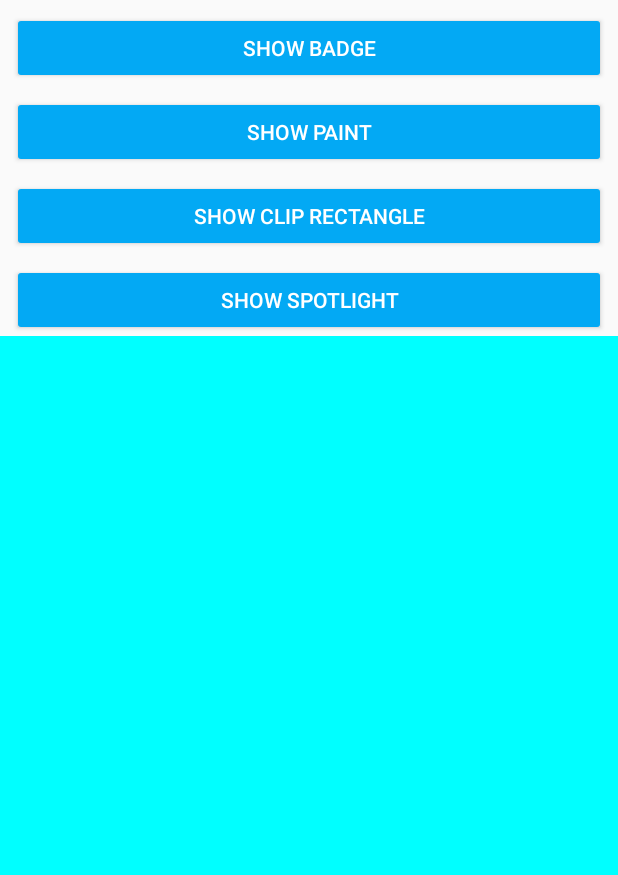
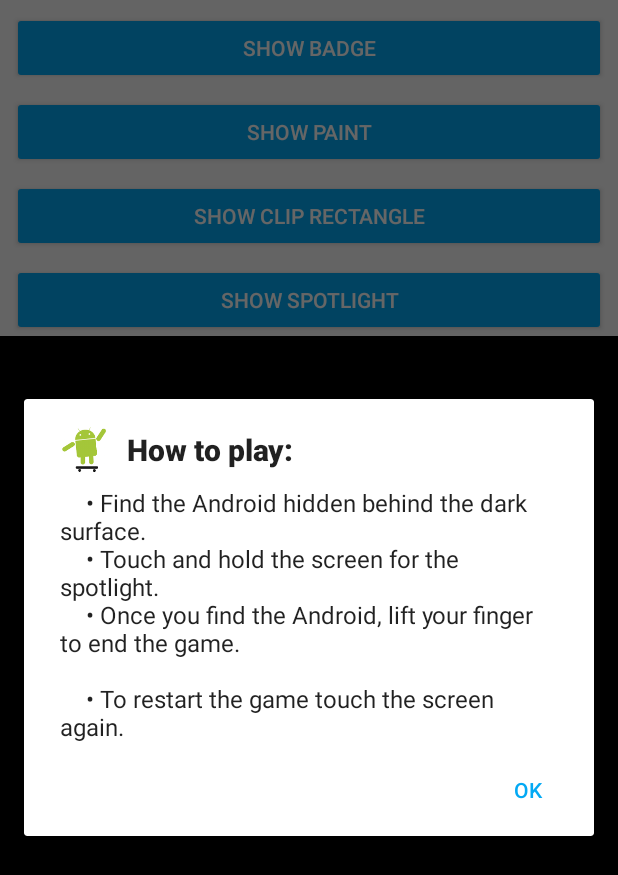
Before and after one commit to zac4j/view-component, an Android app: the fragment CustomViewFragment placed in its activity, after a tap on "SHOW SPOTLIGHT", on a phone screen of 412 x 824 dp. Shown: the top 875 px of the screen. Run offline under Robolectric (Android 15) with nearby library versions, the phone set to English and light mode, and no system bars; our stand-ins replace data binding; 1 statement that could not run was skipped; 3 other taps on this screen came first.

Commit message:
[feature] accomplish spotlight view

```diff
--- a/app/src/main/java/com/zac4j/sample/MiniPaintFragment.kt
+++ b/app/src/main/java/com/zac4j/sample/MiniPaintFragment.kt
@@ -1,9 +1,11 @@
 package com.zac4j.sample
 
+import android.app.AlertDialog
 import android.os.Bundle
 import android.view.LayoutInflater
 import android.view.View
 import android.view.ViewGroup
+import androidx.core.content.ContextCompat
 import androidx.fragment.app.Fragment
 import com.zac4j.widget.ClippedView
 import com.zac4j.widget.MiniPaint
@@ -58,6 +60,7 @@ class CustomViewFragment : Fragment() {
         return painter
       }
       VIEW_TYPE_SPOTLIGHT -> {
+        showSpotLightIntroductionDialog()
         return SpotLightImageView(requireContext())
       }
       else -> super.onCreateView(inflater, container, savedInstanceState)
@@ -66,4 +69,15 @@ class CustomViewFragment : Fragment() {
 
   fun getViewType() = mViewType
 
+  private fun showSpotLightIntroductionDialog() {
+    AlertDialog.Builder(requireContext())
+        .setIcon(com.zac4j.widget.R.drawable.android)
+        .setTitle(com.zac4j.widget.R.string.instructions_title)
+        .setMessage(com.zac4j.widget.R.string.instructions)
+        .setIcon(ContextCompat.getDrawable(requireContext(), android.R.drawable.ic_media_play))
+        .setPositiveButton("OK", null)
+        .create()
+        .show()
+  }
+
 }
--- a/widget/src/main/java/com/zac4j/widget/ClippedView.kt
+++ b/widget/src/main/java/com/zac4j/widget/ClippedView.kt
@@ -181,6 +181,7 @@ class ClippedView @JvmOverloads constructor(
         circleRadius, clipRectBottom - circleRadius,
         circleRadius, Path.Direction.CCW
     )
+
     if (Build.VERSION.SDK_INT < Build.VERSION_CODES.O) {
       canvas.clipPath(path, Region.Op.DIFFERENCE)
     } else {
@@ -198,7 +199,7 @@ class ClippedView @JvmOverloads constructor(
         clipRectRight - smallRectOffset,
         clipRectBottom - smallRectOffset
     )
-    //
+
     if (Build.VERSION.SDK_INT < Build.VERSION_CODES.O) {
       canvas.clipRect(
           clipRectLeft + smallRectOffset,
@@ -244,8 +245,8 @@ class ClippedView @JvmOverloads constructor(
     path.rewind()
     path.addRoundRect(
         rectF,
-        clipRectRight / 4,
-        clipRectRight / 4,
+        clipRectRight / 9,
+        clipRectRight / 9,
         Path.Direction.CCW
     )
     canvas.clipPath(path)
@@ -322,7 +323,8 @@ class ClippedView @JvmOverloads constructor(
     if (canvas.quickReject(inClipRectangle, Canvas.EdgeType.AA)) {
       canvas.drawColor(Color.WHITE)
     } else {
-      canvas.drawColor(Color.WHITE)
+      canvas.drawColor(Color.BLACK)
+      paint.color = Color.YELLOW
       canvas.drawRect(inClipRectangle, paint)
     }
 
--- a/widget/src/main/java/com/zac4j/widget/SpotLightImageView.kt
+++ b/widget/src/main/java/com/zac4j/widget/SpotLightImageView.kt
@@ -19,7 +19,7 @@ import kotlin.math.floor
 import kotlin.random.Random
 
 /**
- * Desc:
+ * Create Effects with Shader
  *
  * @author: zac
  * @date: 2020/9/13
@@ -64,6 +64,9 @@ class SpotLightImageView @JvmOverloads constructor(
     paint.shader = shader
   }
 
+  /**
+   * Draw mask
+   */
 //  override fun onDraw(canvas: Canvas?) {
 //    super.onDraw(canvas)
 //
@@ -83,8 +86,16 @@ class SpotLightImageView @JvmOverloads constructor(
    */
   override fun onDraw(canvas: Canvas?) {
     super.onDraw(canvas)
-    canvas?.drawColor(Color.CYAN)
+    canvas?.drawColor(Color.WHITE)
+    canvas?.drawBitmap(bitmapDroid, droidBitmapX, droidBitmapY, paint)
 
+    if (!gameOver) {
+      if (shouldDrawSpotLight) {
+        canvas?.drawRect(0F, 0F, width.toFloat(), height.toFloat(), paint)
+      } else {
+        canvas?.drawColor(Color.BLACK)
+      }
+    }
   }
 
   override fun onSizeChanged(
@@ -136,5 +147,4 @@ class SpotLightImageView @JvmOverloads constructor(
         droidBitmapY + bitmapDroid.height
     )
   }
-
 }
```
